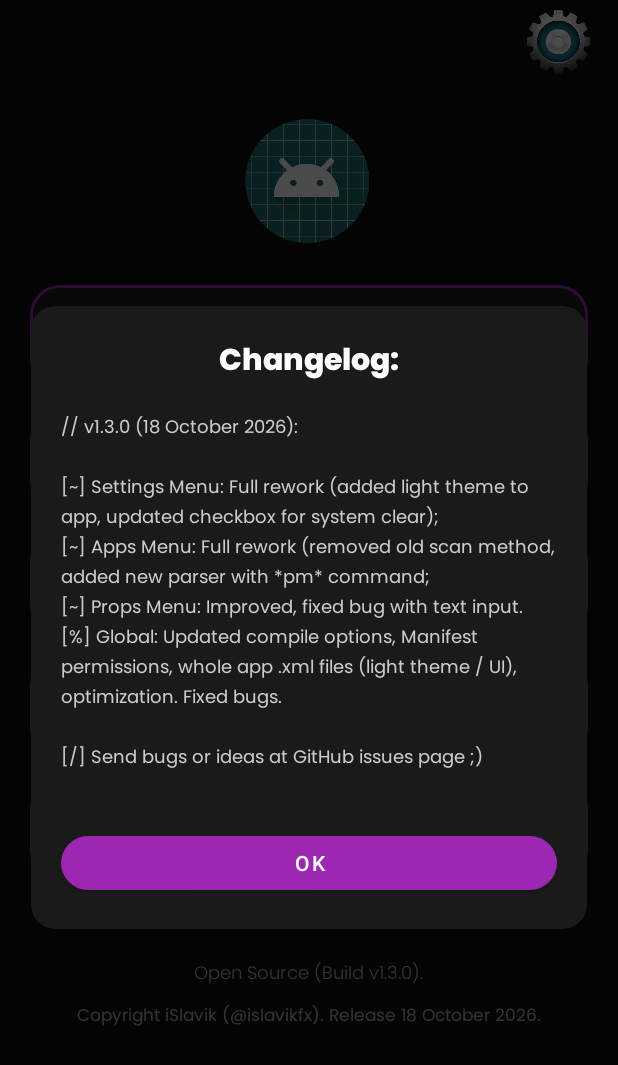
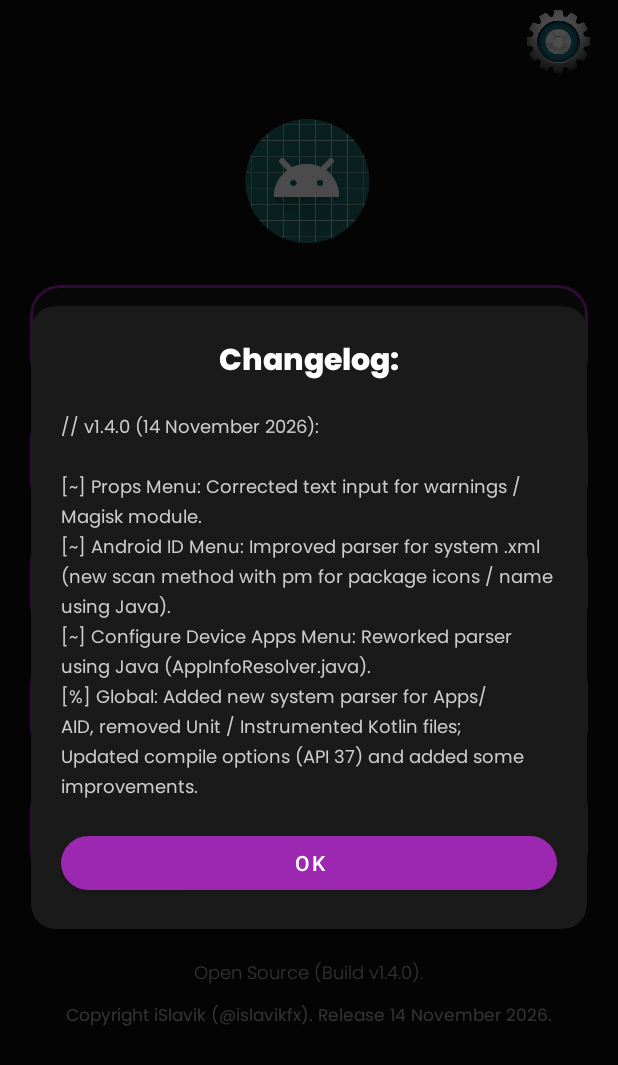
Before and after one commit to islavikfx/Android-Spoof, an Android app: the screen it shows after launch (AppActivity), on a phone screen of 412 x 824 dp. Shown: the top 1065 px of the screen. Run offline under Robolectric (Android 15) with nearby library versions, the phone set to English and light mode, and no system bars; libraries missing offline, so code that uses them is left out: com.topjohnwu.superuser; 4 statements that could not run were skipped.

Commit message:
Updated strings.xml

```diff
--- a/app/src/main/res/values/strings.xml
+++ b/app/src/main/res/values/strings.xml
@@ -2,8 +2,8 @@
 <resources>
     <!-- main -->
     <string name="app_name">Android Spoof</string>
-    <string name="footer_made_by">Copyright iSlavik (@islavikfx). Release 18 October 2026.</string>
-    <string name="footer_open_source">Open Source (Build v1.3.0).</string>
+    <string name="footer_made_by">Copyright iSlavik (@islavikfx). Release 14 November 2026.</string>
+    <string name="footer_open_source">Open Source (Build v1.4.0).</string>
     <!-- common -->
     <string name="action_apply">APPLY</string>
     <string name="action_ok">OK</string>
@@ -98,5 +98,5 @@
     <string name="app_stop_fail">[-] Failed to stop.</string>
     <!-- changelog -->
     <string name="changelog_title">Changelog:</string>
-    <string name="changelog_body">// v1.3.0 (18 October 2026):\n\n[~] Settings Menu: Full rework (added light theme to app, updated checkbox for system clear);\n[~] Apps Menu: Full rework (removed old scan method, added new parser with *pm* command;\n[~] Props Menu: Improved, fixed bug with text input.\n[%] Global: Updated compile options, Manifest permissions, whole app .xml files (light theme / UI), optimization. Fixed bugs.\n\n[/] Send bugs or ideas at GitHub issues page ;)</string>
+    <string name="changelog_body">// v1.4.0 (14 November 2026):\n\n[~] Props Menu: Corrected text input for warnings / Magisk module.\n[~] Android ID Menu: Improved parser for system .xml (new scan method with "pm" for package icons / name using Java).\n[~] Configure Device Apps Menu: Reworked parser using Java (AppInfoResolver.java).\n[%] Global: Added new system parser for Apps/AID, removed Unit / Instrumented Kotlin files; Updated compile options (API 37) and added some improvements.\n\n[/] Send bugs or ideas at GitHub issues page ;)</string>
 </resources>
```
